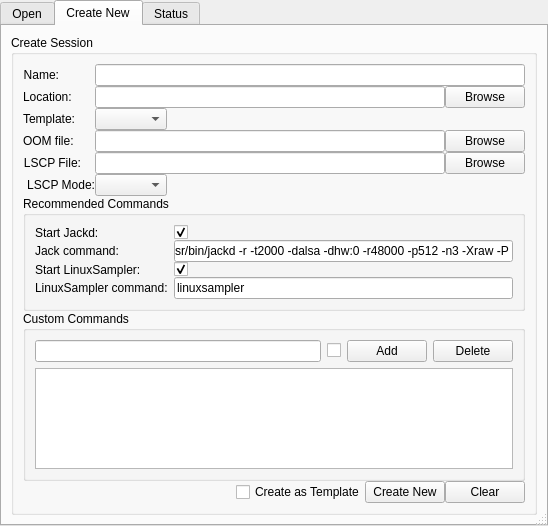
This is oostudio/OOStudioBase.ui in ccherrett/oom as Qt 5 draws it before an edit. The edited form follows.
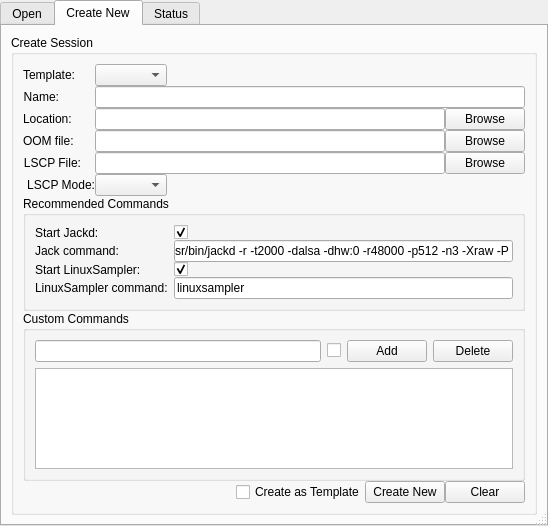
This is the edited form. The open tabs and pages were chosen to show the change.

Commit message: OOStudio: Save settings after create new and import

What changed in the file:
```diff
--- a/oostudio/OOStudioBase.ui
+++ b/oostudio/OOStudioBase.ui
@@ -215,7 +215,7 @@
               </spacer>
              </item>
              <item>
-              <widget class="QPushButton" name="m_btnLoadSession_2">
+              <widget class="QPushButton" name="m_btnLoadTemplate">
                <property name="toolTip">
                 <string>Open oomidi with the selected session</string>
                </property>
@@ -257,7 +257,7 @@
             <property name="topMargin">
              <number>0</number>
             </property>
-            <item row="0" column="0">
+            <item row="1" column="0">
              <widget class="QLabel" name="label_3">
               <property name="minimumSize">
                <size>
@@ -279,10 +279,10 @@
               </property>
              </widget>
             </item>
-            <item row="0" column="1">
+            <item row="1" column="1">
              <widget class="QLineEdit" name="m_txtName"/>
             </item>
-            <item row="1" column="0">
+            <item row="2" column="0">
              <widget class="QLabel" name="label_9">
               <property name="minimumSize">
                <size>
@@ -301,7 +301,7 @@
               </property>
              </widget>
             </item>
-            <item row="1" column="1">
+            <item row="2" column="1">
              <layout class="QHBoxLayout" name="horizontalLayout_10">
               <property name="spacing">
                <number>-1</number>
@@ -321,29 +321,7 @@
               </item>
              </layout>
             </item>
-            <item row="2" column="0">
-             <widget class="QLabel" name="label_2">
-              <property name="minimumSize">
-               <size>
-                <width>0</width>
-                <height>15</height>
-               </size>
-              </property>
-              <property name="maximumSize">
-               <size>
-                <width>16777215</width>
-                <height>16777215</height>
-               </size>
-              </property>
-              <property name="text">
-               <string>Template:</string>
-              </property>
-              <property name="alignment">
-               <set>Qt::AlignRight|Qt::AlignTrailing|Qt::AlignVCenter</set>
-              </property>
-             </widget>
-            </item>
-            <item row="4" column="0">
+            <item row="5" column="0">
              <widget class="QLabel" name="label">
               <property name="minimumSize">
                <size>
@@ -365,7 +343,7 @@
               </property>
              </widget>
             </item>
-            <item row="5" column="0">
+            <item row="6" column="0">
              <widget class="QLabel" name="label_4">
               <property name="minimumSize">
                <size>
@@ -387,13 +365,10 @@
               </property>
              </widget>
             </item>
-            <item row="5" column="1">
+            <item row="6" column="1">
              <widget class="QComboBox" name="m_cmbLSCPMode"/>
             </item>
-            <item row="2" column="1">
-             <widget class="QComboBox" name="m_cmbTemplate"/>
-            </item>
-            <item row="4" column="1">
+            <item row="5" column="1">
              <layout class="QHBoxLayout" name="horizontalLayout_11">
               <property name="spacing">
                <number>-1</number>
@@ -413,14 +388,14 @@
               </item>
              </layout>
             </item>
-            <item row="3" column="0">
+            <item row="4" column="0">
              <widget class="QLabel" name="label_10">
               <property name="text">
                <string>OOM file:</string>
               </property>
              </widget>
             </item>
-            <item row="3" column="1">
+            <item row="4" column="1">
              <layout class="QHBoxLayout" name="horizontalLayout_3">
               <property name="leftMargin">
                <number>0</number>
@@ -437,6 +412,31 @@
               </item>
              </layout>
             </item>
+            <item row="0" column="0">
+             <widget class="QLabel" name="label_2">
+              <property name="minimumSize">
+               <size>
+                <width>0</width>
+                <height>15</height>
+               </size>
+              </property>
+              <property name="maximumSize">
+               <size>
+                <width>16777215</width>
+                <height>16777215</height>
+               </size>
+              </property>
+              <property name="text">
+               <string>Template:</string>
+              </property>
+              <property name="alignment">
+               <set>Qt::AlignRight|Qt::AlignTrailing|Qt::AlignVCenter</set>
+              </property>
+             </widget>
+            </item>
+            <item row="0" column="1">
+             <widget class="QComboBox" name="m_cmbTemplate"/>
+            </item>
            </layout>
           </item>
           <item>
```
The commit also changes 2 other files.
